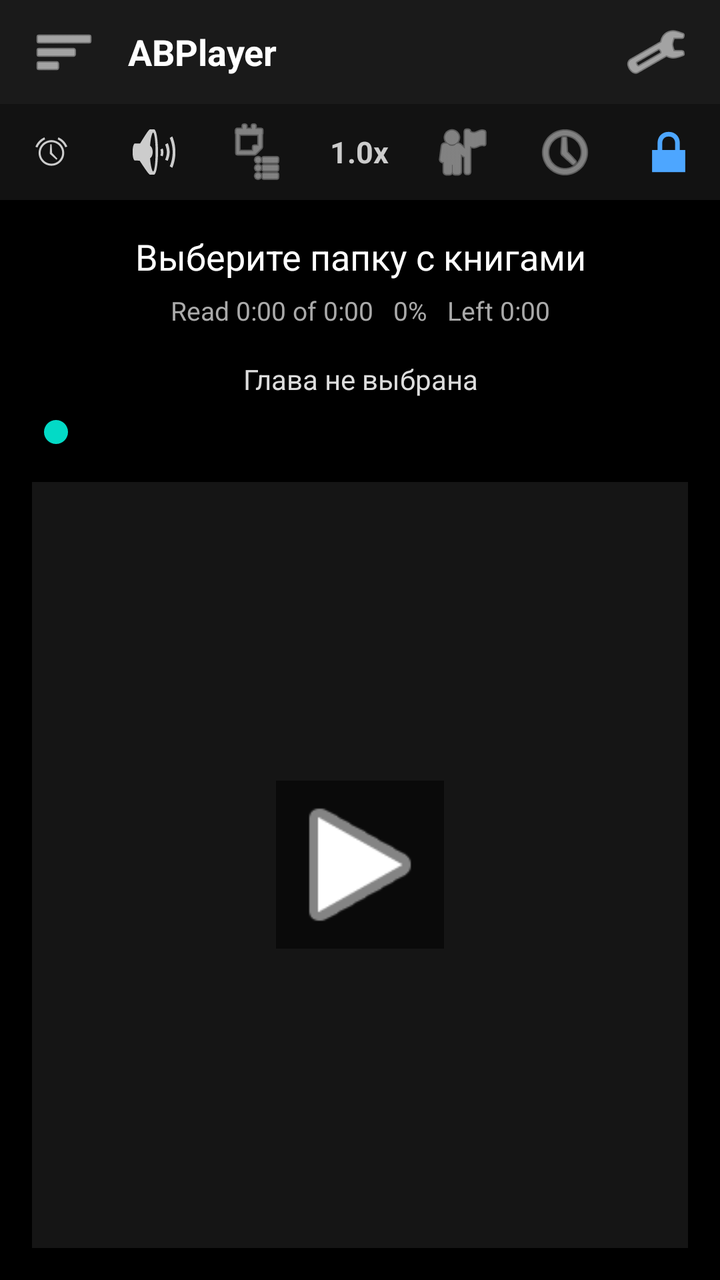
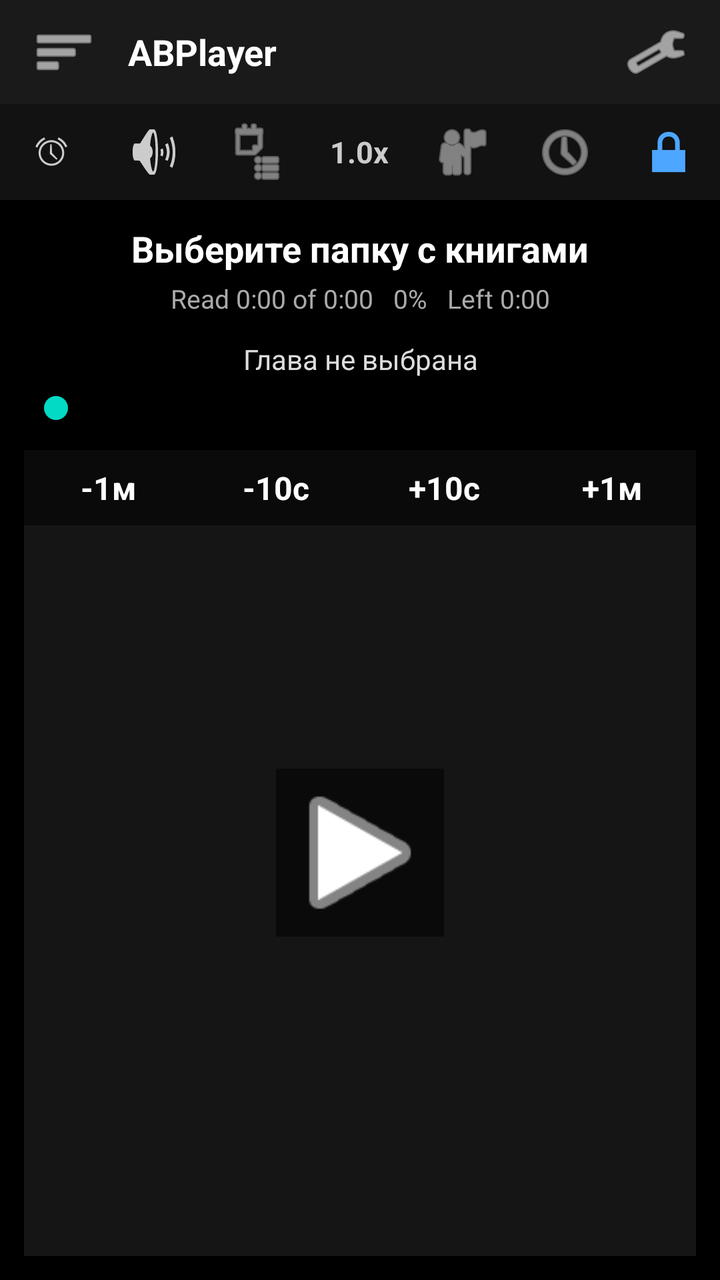

An Android layout rendered at two revisions. The XML below is the earlier revision; the diff shows what the commit changed to produce the second picture.
<!-- AndroidManifest.xml: application theme Theme.MaterialComponents.DayNight.NoActionBar -->
<!-- res/layout/activity_main.xml -->
<?xml version="1.0" encoding="utf-8"?>

<LinearLayout xmlns:android="http://schemas.android.com/apk/res/android"
    android:layout_width="match_parent"
    android:layout_height="match_parent"
    android:background="#000000"
    android:orientation="vertical">

    
    <LinearLayout
        android:layout_width="match_parent"
        android:layout_height="52dp"
        android:background="#1A1A1A"
        android:gravity="center_vertical"
        android:orientation="horizontal"
        android:paddingHorizontal="12dp">

        <ImageButton
            android:id="@+id/btnLibrary"
            android:layout_width="40dp"
            android:layout_height="40dp"
            android:background="?attr/selectableItemBackgroundBorderless"
            android:src="@android:drawable/ic_menu_sort_by_size"
            android:tint="#FFFFFF" />

        <TextView
            android:layout_width="0dp"
            android:layout_height="wrap_content"
            android:layout_marginStart="12dp"
            android:layout_weight="1"
            android:text="ABPlayer"
            android:textColor="#FFFFFF"
            android:textSize="18sp"
            android:textStyle="bold" />

        <ImageButton
            android:id="@+id/btnSettings"
            android:layout_width="40dp"
            android:layout_height="40dp"
            android:background="?attr/selectableItemBackgroundBorderless"
            android:src="@android:drawable/ic_menu_preferences"
            android:tint="#FFFFFF" />
    </LinearLayout>

    
    <LinearLayout
        android:id="@+id/toolbarPanel"
        android:layout_width="match_parent"
        android:layout_height="48dp"
        android:background="#121212"
        android:gravity="center"
        android:orientation="horizontal">

        <ImageButton
            android:id="@+id/btnSleep"
            android:layout_width="0dp"
            android:layout_height="match_parent"
            android:layout_weight="1"
            android:background="?attr/selectableItemBackgroundBorderless"
            android:src="@android:drawable/ic_lock_idle_alarm"
            android:tint="#CCCCCC" />

        <ImageButton
            android:id="@+id/btnAudio"
            android:layout_width="0dp"
            android:layout_height="match_parent"
            android:layout_weight="1"
            android:background="?attr/selectableItemBackgroundBorderless"
            android:src="@android:drawable/ic_lock_silent_mode_off"
            android:tint="#CCCCCC" />

        <ImageButton
            android:id="@+id/btnChapters"
            android:layout_width="0dp"
            android:layout_height="match_parent"
            android:layout_weight="1"
            android:background="?attr/selectableItemBackgroundBorderless"
            android:src="@android:drawable/ic_menu_agenda"
            android:tint="#CCCCCC" />

        <TextView
            android:id="@+id/btnSpeed"
            android:layout_width="0dp"
            android:layout_height="match_parent"
            android:layout_weight="1"
            android:gravity="center"
            android:text="1.0x"
            android:textColor="#CCCCCC"
            android:textSize="15sp"
            android:textStyle="bold" />

        <ImageButton
            android:id="@+id/btnCharacters"
            android:layout_width="0dp"
            android:layout_height="match_parent"
            android:layout_weight="1"
            android:background="?attr/selectableItemBackgroundBorderless"
            android:src="@android:drawable/ic_menu_myplaces"
            android:tint="#CCCCCC" />

        <ImageButton
            android:id="@+id/btnHistory"
            android:layout_width="0dp"
            android:layout_height="match_parent"
            android:layout_weight="1"
            android:background="?attr/selectableItemBackgroundBorderless"
            android:src="@android:drawable/ic_menu_recent_history"
            android:tint="#CCCCCC" />

        <ImageButton
            android:id="@+id/btnLock"
            android:layout_width="0dp"
            android:layout_height="match_parent"
            android:layout_weight="1"
            android:background="?attr/selectableItemBackgroundBorderless"
            android:src="@android:drawable/ic_lock_lock"
            android:tint="#4DA6FF" />
    </LinearLayout>

    
    <TextView
        android:id="@+id/tvBookTitle"
        android:layout_width="match_parent"
        android:layout_height="wrap_content"
        android:layout_marginTop="16dp"
        android:gravity="center"
        android:text="Выберите папку с книгами"
        android:textColor="#FFFFFF"
        android:textSize="18sp" />

    <TextView
        android:id="@+id/tvTotalProgress"
        android:layout_width="match_parent"
        android:layout_height="wrap_content"
        android:layout_marginTop="6dp"
        android:gravity="center"
        android:text="Read 0:00 of 0:00   0%   Left 0:00"
        android:textColor="#AAAAAA"
        android:textSize="13sp" />

    <TextView
        android:id="@+id/tvChapterTitle"
        android:layout_width="match_parent"
        android:layout_height="wrap_content"
        android:layout_marginTop="16dp"
        android:gravity="center"
        android:text="Глава не выбрана"
        android:textColor="#DDDDDD"
        android:textSize="14sp" />

    <SeekBar
        android:id="@+id/seekBar"
        android:layout_width="match_parent"
        android:layout_height="wrap_content"
        android:layout_marginHorizontal="12dp"
        android:layout_marginTop="8dp" />

    
    <FrameLayout
        android:layout_width="match_parent"
        android:layout_height="0dp"
        android:layout_margin="16dp"
        android:layout_weight="1"
        android:background="#151515">

        <ImageButton
            android:id="@+id/btnPlayPause"
            android:layout_width="84dp"
            android:layout_height="84dp"
            android:layout_gravity="center"
            android:background="#80000000"
            android:scaleType="fitCenter"
            android:src="@android:drawable/ic_media_play"
            android:tint="#FFFFFF" />
    </FrameLayout>

</LinearLayout>
<!-- resources referenced by this layout -->
<resources>

</resources>

<!-- the commit's change to res/layout/activity_main.xml (unified diff, before → after) -->
@@ -6,7 +6,6 @@
     android:background="#000000"
     android:orientation="vertical">
 
-    
     <LinearLayout
         android:layout_width="match_parent"
         android:layout_height="52dp"
@@ -42,7 +41,6 @@
             android:tint="#FFFFFF" />
     </LinearLayout>
 
-    
     <LinearLayout
         android:id="@+id/toolbarPanel"
         android:layout_width="match_parent"
@@ -117,22 +115,23 @@
             android:tint="#4DA6FF" />
     </LinearLayout>
 
-    
     <TextView
         android:id="@+id/tvBookTitle"
         android:layout_width="match_parent"
         android:layout_height="wrap_content"
-        android:layout_marginTop="16dp"
-        android:gravity="center"
+        android:layout_marginTop="12dp"
+        android:gravity="center"
+        android:paddingHorizontal="12dp"
         android:text="Выберите папку с книгами"
         android:textColor="#FFFFFF"
-        android:textSize="18sp" />
+        android:textSize="18sp"
+        android:textStyle="bold" />
 
     <TextView
         android:id="@+id/tvTotalProgress"
         android:layout_width="match_parent"
         android:layout_height="wrap_content"
-        android:layout_marginTop="6dp"
+        android:layout_marginTop="4dp"
         android:gravity="center"
         android:text="Read 0:00 of 0:00   0%   Left 0:00"
         android:textColor="#AAAAAA"
@@ -142,8 +141,9 @@
         android:id="@+id/tvChapterTitle"
         android:layout_width="match_parent"
         android:layout_height="wrap_content"
-        android:layout_marginTop="16dp"
-        android:gravity="center"
+        android:layout_marginTop="12dp"
+        android:gravity="center"
+        android:paddingHorizontal="12dp"
         android:text="Глава не выбрана"
         android:textColor="#DDDDDD"
         android:textSize="14sp" />
@@ -153,15 +153,73 @@
         android:layout_width="match_parent"
         android:layout_height="wrap_content"
         android:layout_marginHorizontal="12dp"
-        android:layout_marginTop="8dp" />
-
-    
+        android:layout_marginTop="6dp" />
+
     <FrameLayout
         android:layout_width="match_parent"
         android:layout_height="0dp"
-        android:layout_margin="16dp"
+        android:layout_margin="12dp"
         android:layout_weight="1"
         android:background="#151515">
+
+        <ImageView
+            android:id="@+id/ivCover"
+            android:layout_width="match_parent"
+            android:layout_height="match_parent"
+            android:scaleType="centerCrop" />
+
+        <LinearLayout
+            android:layout_width="match_parent"
+            android:layout_height="wrap_content"
+            android:layout_gravity="top"
+            android:background="#80000000"
+            android:orientation="horizontal"
+            android:paddingVertical="8dp">
+
+            <TextView
+                android:id="@+id/btnRew1m"
+                android:layout_width="0dp"
+                android:layout_height="wrap_content"
+                android:layout_weight="1"
+                android:gravity="center"
+                android:text="-1м"
+                android:textColor="#FFFFFF"
+                android:textSize="16sp"
+                android:textStyle="bold" />
+
+            <TextView
+                android:id="@+id/btnRew10s"
+                android:layout_width="0dp"
+                android:layout_height="wrap_content"
+                android:layout_weight="1"
+                android:gravity="center"
+                android:text="-10с"
+                android:textColor="#FFFFFF"
+                android:textSize="16sp"
+                android:textStyle="bold" />
+
+            <TextView
+                android:id="@+id/btnFwd10s"
+                android:layout_width="0dp"
+                android:layout_height="wrap_content"
+                android:layout_weight="1"
+                android:gravity="center"
+                android:text="+10с"
+                android:textColor="#FFFFFF"
+                android:textSize="16sp"
+                android:textStyle="bold" />
+
+            <TextView
+                android:id="@+id/btnFwd1m"
+                android:layout_width="0dp"
+                android:layout_height="wrap_content"
+                android:layout_weight="1"
+                android:gravity="center"
+                android:text="+1м"
+                android:textColor="#FFFFFF"
+                android:textSize="16sp"
+                android:textStyle="bold" />
+        </LinearLayout>
 
         <ImageButton
             android:id="@+id/btnPlayPause"
